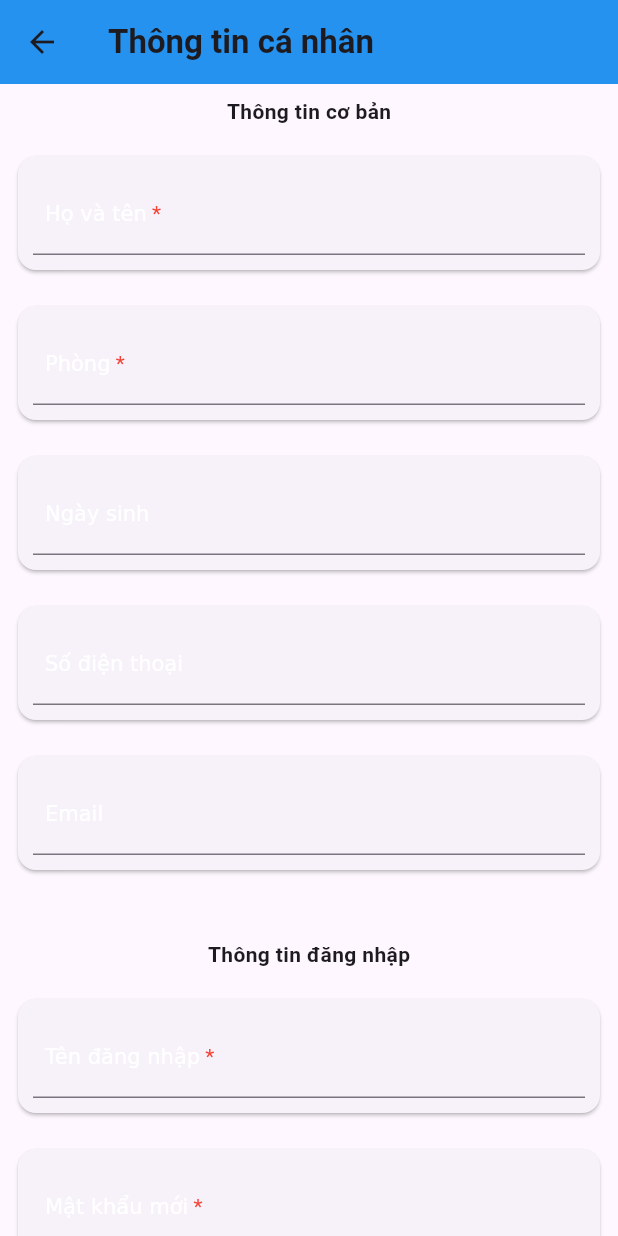
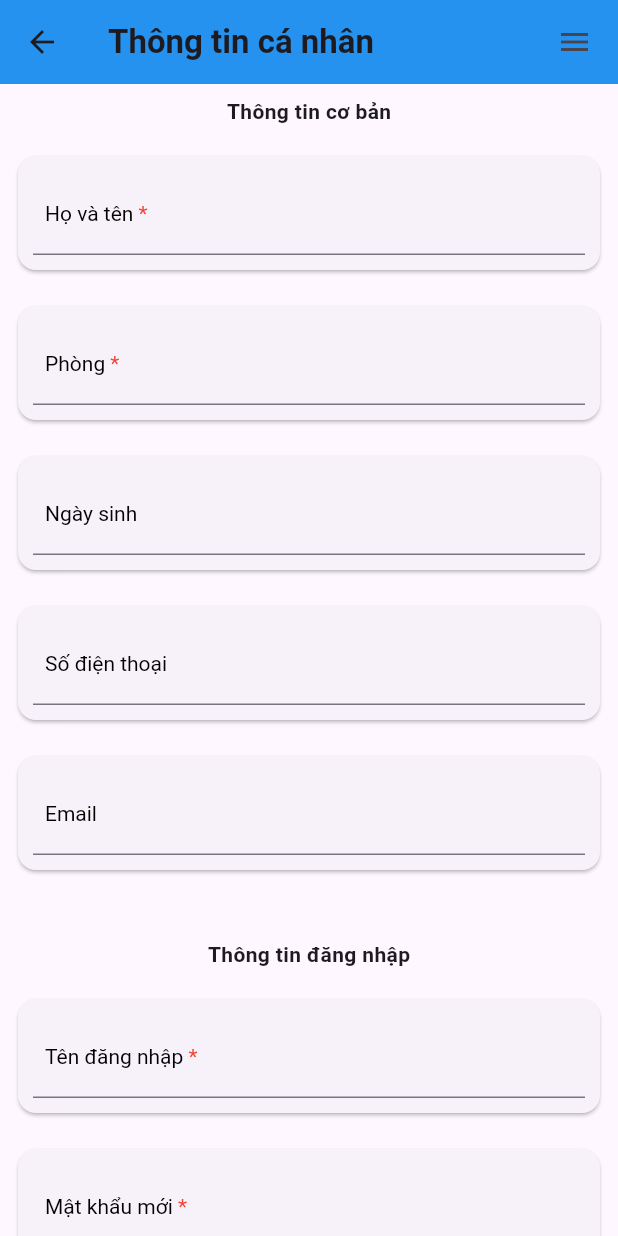
Before and after one commit to Serious-senpai/resident-manager, a Flutter app: the PersonalInfoPage screen opened by its route, on a phone screen of 412 x 824 dp. Run offline on Flutter 3.47's test engine with Material 3 defaults, Android fonts, the phone set to English and light mode, and no system bars; our stand-ins replace flutter_localization, fluttertoast, package_info_plus; missing offline and left inert: async_locks; statements that could not run were skipped.

Commit message:
Refactor common Scaffold widgets

```diff
--- a/app/resident_manager/lib/main.dart
+++ b/app/resident_manager/lib/main.dart
@@ -53,6 +53,7 @@ class MainApplicationState extends AbstractCommonState<MainApplication> {
         overscroll: false,
       ),
       supportedLocales: state.localization.supportedLocales,
+      debugShowCheckedModeBanner: false,
     );
   }
 }
--- a/app/resident_manager/lib/src/widgets/common.dart
+++ b/app/resident_manager/lib/src/widgets/common.dart
@@ -1,6 +1,5 @@
 import "package:flutter/material.dart";
 import "package:flutter_localization/flutter_localization.dart";
-import "package:meta/meta.dart";
 
 import "state.dart";
 import "../routes.dart";
@@ -30,7 +29,16 @@ abstract class AbstractCommonState<T extends StateAwareWidget> extends State<T>
 }
 
 mixin CommonStateMixin<T extends StateAwareWidget> on AbstractCommonState<T> {
-  /// The [GlobalKey] for the [Scaffold] returned by the [build] method
+  @override
+  CommonScaffold<T> build(BuildContext context);
+}
+
+class CommonScaffold<T extends StateAwareWidget> extends StatelessWidget {
+  final CommonStateMixin<T> state;
+  final Widget title;
+  final Widget body;
+
+  /// The [GlobalKey] for the underlying [Scaffold]
   final scaffoldKey = GlobalKey<ScaffoldState>();
 
   /// Open the [Scaffold.drawer]
@@ -45,25 +53,43 @@ mixin CommonStateMixin<T extends StateAwareWidget> on AbstractCommonState<T> {
     if (state != null) state.closeDrawer();
   }
 
-  AppBar createAppBar(BuildContext context, {required String title}) {
+  CommonScaffold({
+    super.key,
+    required this.state,
+    required this.title,
+    required this.body,
+  });
+
+  @override
+  Widget build(BuildContext context) {
     final canPop = Navigator.canPop(context);
-    return AppBar(
-      leading: IconButton(
-        onPressed: () {
-          if (canPop) {
-            Navigator.pop(context);
-          } else {
-            openDrawer();
-          }
-        },
-        icon: canPop ? const Icon(Icons.arrow_back_outlined) : const Icon(Icons.menu_outlined),
+    return Scaffold(
+      key: scaffoldKey,
+      appBar: AppBar(
+        actions: [
+          if (canPop)
+            Padding(
+              padding: const EdgeInsets.all(5),
+              child: IconButton(
+                onPressed: () => openDrawer(),
+                icon: const Icon(Icons.menu_outlined),
               ),
-      title: Text(title, style: const TextStyle(fontWeight: FontWeight.bold)),
-    );
-  }
-
-  /// Create a default [Drawer] for all pages within this application
-  Drawer createDrawer(BuildContext context) {
+            ),
+        ],
+        leading: canPop
+            ? IconButton(
+                onPressed: () => Navigator.pop(context),
+                icon: const Icon(Icons.arrow_back_outlined),
+              )
+            : IconButton(
+                onPressed: () => openDrawer(),
+                icon: const Icon(Icons.menu_outlined),
+              ),
+        title: title,
+      ),
+      body: body,
+      drawer: Builder(
+        builder: (context) {
           final currentRoute = ModalRoute.of(context)?.settings.name;
           final navigator = <Widget>[
             const DrawerHeader(
@@ -102,7 +128,7 @@ mixin CommonStateMixin<T extends StateAwareWidget> on AbstractCommonState<T> {
                 },
               );
 
-    if (!state.loggedIn) {
+          if (!state.state.loggedIn) {
             // Not yet logged in
             navigator.add(
               routeTile(
@@ -114,7 +140,7 @@ mixin CommonStateMixin<T extends StateAwareWidget> on AbstractCommonState<T> {
             );
           } else {
             // Logged in...
-      if (state.loggedInAsAdmin) {
+            if (state.state.loggedInAsAdmin) {
               // ... as admin
               navigator.addAll(
                 [
@@ -163,7 +189,7 @@ mixin CommonStateMixin<T extends StateAwareWidget> on AbstractCommonState<T> {
                 leading: const Icon(Icons.logout_outlined),
                 title: Text(AppLocale.Logout.getString(context)),
                 onTap: () async {
-            await state.deauthorize();
+                  await state.state.deauthorize();
                   if (context.mounted) {
                     Navigator.popUntil(context, (route) => route.isFirst);
                     await Navigator.pushReplacementNamed(context, ApplicationRoute.login);
@@ -185,14 +211,14 @@ mixin CommonStateMixin<T extends StateAwareWidget> on AbstractCommonState<T> {
                       IconButton(
                         icon: Image.asset("assets/flags/en.png", height: 20, width: 20),
                         iconSize: 20,
-                  onPressed: () => state.localization.translate("en"),
+                        onPressed: () => state.state.localization.translate("en"),
                         padding: EdgeInsets.zero,
                       ),
                       const SizedBox.square(dimension: 20),
                       IconButton(
                         icon: Image.asset("assets/flags/vi.png", height: 20, width: 20),
                         iconSize: 20,
-                  onPressed: () => state.localization.translate("vi"),
+                        onPressed: () => state.state.localization.translate("vi"),
                         padding: EdgeInsets.zero,
                       ),
                     ],
@@ -201,22 +227,8 @@ mixin CommonStateMixin<T extends StateAwareWidget> on AbstractCommonState<T> {
               ],
             ),
           );
-  }
-
-  Scaffold buildScaffold(BuildContext context);
-
-  @nonVirtual
-  @override
-  Widget build(BuildContext context) {
-    final scaffold = buildScaffold(context);
-    return PopScope(
-      canPop: Navigator.canPop(context),
-      onPopInvokedWithResult: (didPop, result) async {
-        if (!didPop) {
-          openDrawer();
-        }
         },
-      child: scaffold,
+      ),
     );
   }
 }
--- a/app/resident_manager/lib/src/widgets/personal_info.dart
+++ b/app/resident_manager/lib/src/widgets/personal_info.dart
@@ -54,12 +54,12 @@ class PersonalInfoPageState extends AbstractCommonState<PersonalInfoPage> with C
   }
 
   @override
-  Scaffold buildScaffold(BuildContext context) {
+  CommonScaffold<PersonalInfoPage> build(BuildContext context) {
     final mediaQuery = MediaQuery.of(context);
 
-    return Scaffold(
-      key: scaffoldKey,
-      appBar: createAppBar(context, title: AppLocale.PersonalInfo.getString(context)),
+    return CommonScaffold(
+      state: this,
+      title: Text(AppLocale.PersonalInfo.getString(context), style: const TextStyle(fontWeight: FontWeight.bold)),
       body: Builder(
         builder: (context) {
           final generalItems = [
@@ -68,7 +68,11 @@ class PersonalInfoPageState extends AbstractCommonState<PersonalInfoPage> with C
                 controller: _name,
                 decoration: InputDecoration(
                   contentPadding: const EdgeInsets.all(8.0),
-                  label: FieldLabel(AppLocale.Fullname.getString(context), required: true),
+                  label: FieldLabel(
+                    AppLocale.Fullname.getString(context),
+                    required: true,
+                    style: const TextStyle(color: Colors.black),
+                  ),
                 ),
                 validator: (value) => nameValidator(context, required: true, value: value),
               ),
@@ -78,7 +82,11 @@ class PersonalInfoPageState extends AbstractCommonState<PersonalInfoPage> with C
                 controller: _room,
                 decoration: InputDecoration(
                   contentPadding: const EdgeInsets.all(8.0),
-                  label: FieldLabel(AppLocale.Room.getString(context), required: true),
+                  label: FieldLabel(
+                    AppLocale.Room.getString(context),
+                    required: true,
+                    style: const TextStyle(color: Colors.black),
+                  ),
                 ),
                 validator: (value) => roomValidator(context, required: true, value: value),
               ),
@@ -88,7 +96,10 @@ class PersonalInfoPageState extends AbstractCommonState<PersonalInfoPage> with C
                 controller: _birthday,
                 decoration: InputDecoration(
                   contentPadding: const EdgeInsets.all(8.0),
-                  label: FieldLabel(AppLocale.DateOfBirth.getString(context)),
+                  label: FieldLabel(
+                    AppLocale.DateOfBirth.getString(context),
+                    style: const TextStyle(color: Colors.black),
+                  ),
                 ),
                 onTap: () async {
                   final birthday = await showDatePicker(
@@ -112,7 +123,10 @@ class PersonalInfoPageState extends AbstractCommonState<PersonalInfoPage> with C
                 controller: _phone,
                 decoration: InputDecoration(
                   contentPadding: const EdgeInsets.all(8.0),
-                  label: FieldLabel(AppLocale.Phone.getString(context)),
+                  label: FieldLabel(
+                    AppLocale.Phone.getString(context),
+                    style: const TextStyle(color: Colors.black),
+                  ),
                 ),
                 validator: (value) => phoneValidator(context, value: value),
               ),
@@ -122,7 +136,10 @@ class PersonalInfoPageState extends AbstractCommonState<PersonalInfoPage> with C
                 controller: _email,
                 decoration: InputDecoration(
                   contentPadding: const EdgeInsets.all(8.0),
-                  label: FieldLabel(AppLocale.Email.getString(context)),
+                  label: FieldLabel(
+                    AppLocale.Email.getString(context),
+                    style: const TextStyle(color: Colors.black),
+                  ),
                 ),
                 validator: (value) => emailValidator(context, value: value),
               ),
@@ -153,7 +170,11 @@ class PersonalInfoPageState extends AbstractCommonState<PersonalInfoPage> with C
                 controller: _username,
                 decoration: InputDecoration(
                   contentPadding: const EdgeInsets.all(8.0),
-                  label: FieldLabel(AppLocale.Username.getString(context), required: true),
+                  label: FieldLabel(
+                    AppLocale.Username.getString(context),
+                    required: true,
+                    style: const TextStyle(color: Colors.black),
+                  ),
                 ),
                 validator: (value) => usernameValidator(context, required: true, value: value),
               ),
@@ -163,7 +184,11 @@ class PersonalInfoPageState extends AbstractCommonState<PersonalInfoPage> with C
                 controller: _newPassword,
                 decoration: InputDecoration(
                   contentPadding: const EdgeInsets.all(8.0),
-                  label: FieldLabel(AppLocale.NewPassword.getString(context), required: true),
+                  label: FieldLabel(
+                    AppLocale.NewPassword.getString(context),
+                    required: true,
+                    style: const TextStyle(color: Colors.black),
+                  ),
                 ),
                 obscureText: true,
                 validator: (value) => passwordValidator(context, required: false, value: value),
@@ -174,7 +199,11 @@ class PersonalInfoPageState extends AbstractCommonState<PersonalInfoPage> with C
                 controller: _newPasswordRetype,
                 decoration: InputDecoration(
                   contentPadding: const EdgeInsets.all(8.0),
-                  label: FieldLabel(AppLocale.RetypeNewPassword.getString(context), required: true),
+                  label: FieldLabel(
+                    AppLocale.RetypeNewPassword.getString(context),
+                    required: true,
+                    style: const TextStyle(color: Colors.black),
+                  ),
                 ),
                 obscureText: true,
                 validator: (value) {
@@ -230,7 +259,6 @@ class PersonalInfoPageState extends AbstractCommonState<PersonalInfoPage> with C
           );
         },
       ),
-      drawer: createDrawer(context),
     );
   }
 }
```
Also changed, not shown: app/resident_manager/lib/src/models/residents.dart (+0 -15 lines), app/resident_manager/lib/src/widgets/admin/reg_queue.dart (+6 -7 lines), app/resident_manager/lib/src/widgets/admin/residents.dart (+6 -7 lines), app/resident_manager/lib/src/widgets/admin/rooms.dart (+6 -7 lines), app/resident_manager/lib/src/widgets/home.dart (+8 -7 lines), app/resident_manager/lib/src/widgets/login.dart (+4 -6 lines), app/resident_manager/lib/src/widgets/register.dart (+5 -8 lines), 1 other file. Lines whose indentation alone changed are shown as unchanged.
